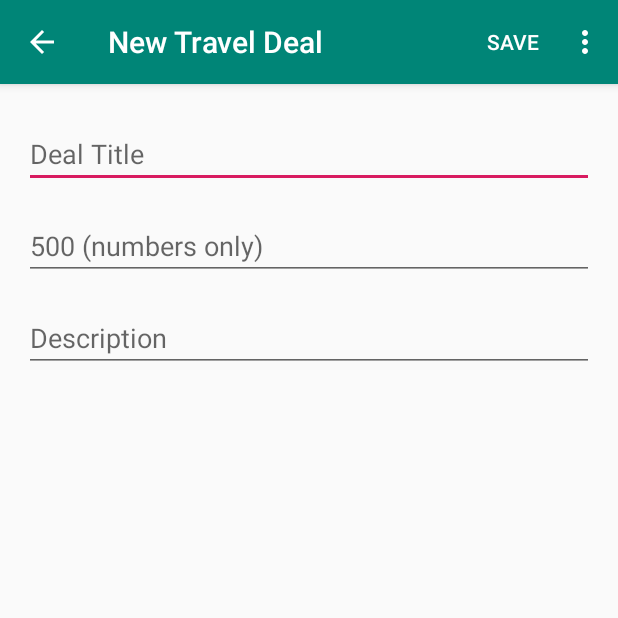
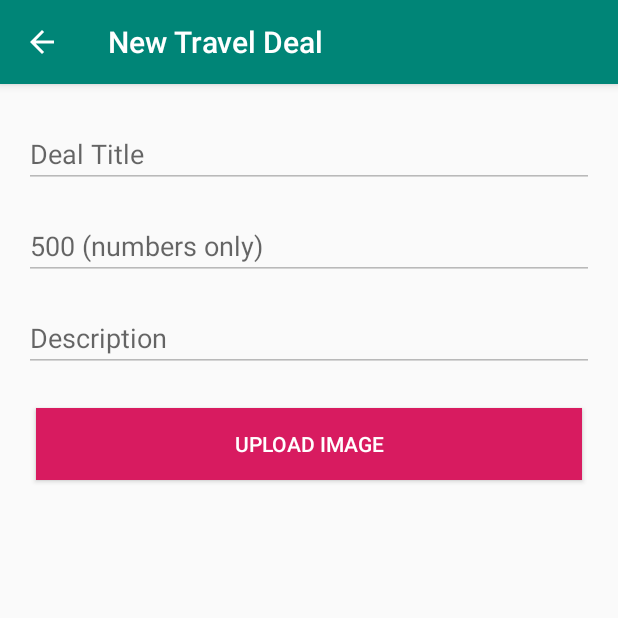
Before and after one commit to rikongha/Travelmantics, an Android app: the DealActivity screen opened directly, with no data from a screen before it, on a phone screen of 412 x 824 dp, the top half of it. Run offline under Robolectric (Android 15) with nearby library versions, the phone set to English and light mode, and no system bars; our stand-ins replace Firebase (no records; nobody signed in at launch, a user with empty details on screens opened directly), Picasso; libraries missing offline, so code that uses them is left out: com.firebase.ui.

Commit message:
fixes all app issues

```diff
--- a/app/build.gradle
+++ b/app/build.gradle
@@ -31,6 +31,9 @@ dependencies {
     implementation 'com.google.firebase:firebase-database:18.0.1'
     implementation 'androidx.recyclerview:recyclerview:1.0.0'
     implementation 'com.firebaseui:firebase-ui-auth:4.3.1'
+    implementation 'com.google.firebase:firebase-auth:18.1.0'
+    implementation 'com.google.firebase:firebase-storage:18.1.1'
+    implementation 'com.squareup.picasso:picasso:2.71828'
 }
 
 //manually added plugins
--- a/app/src/main/AndroidManifest.xml
+++ b/app/src/main/AndroidManifest.xml
@@ -20,6 +20,7 @@
         </activity>
         <activity
             android:name=".DealActivity"
+            android:screenOrientation="portrait"
             android:parentActivityName=".ListActivity"
             android:label="@string/new_travel_deal"
             tools:targetApi="jelly_bean">
--- a/app/src/main/java/com/leroi/travelmantics/DealActivity.java
+++ b/app/src/main/java/com/leroi/travelmantics/DealActivity.java
@@ -1,28 +1,44 @@
 package com.leroi.travelmantics;
 
 import android.content.Intent;
+import android.content.res.Resources;
+import android.net.Uri;
 import android.os.Bundle;
 import android.view.Menu;
 import android.view.MenuInflater;
 import android.view.MenuItem;
+import android.view.View;
+import android.widget.Button;
 import android.widget.EditText;
+import android.widget.ImageView;
 import android.widget.Toast;
 
 import androidx.annotation.NonNull;
+import androidx.annotation.Nullable;
 import androidx.appcompat.app.AppCompatActivity;
 
+import com.google.android.gms.tasks.Continuation;
+import com.google.android.gms.tasks.OnCompleteListener;
+import com.google.android.gms.tasks.Task;
 import com.google.firebase.database.DatabaseReference;
 import com.google.firebase.database.FirebaseDatabase;
+import com.google.firebase.storage.StorageReference;
+import com.google.firebase.storage.UploadTask;
 import com.leroi.travelmantics.model.TravelDeal;
 import com.leroi.travelmantics.utils.FirebaseUtil;
+import com.squareup.picasso.Picasso;
+
+import java.util.Objects;
 
 public class DealActivity extends AppCompatActivity {
     private FirebaseDatabase mFirebaseDatabase;
     private DatabaseReference mDatabaseReference;
-    EditText mTextTitle;
-    EditText mPrice;
-    EditText mDescription;
+    EditText textTitle;
+    EditText price;
+    EditText description;
     TravelDeal deal;
+    ImageView dealImage;
+    private static final int PICTURE_REQUEST_CODE = 42;
 
     @Override
     protected void onCreate(Bundle savedInstanceState) {
@@ -31,24 +47,46 @@ public class DealActivity extends AppCompatActivity {
         FirebaseUtil.openFbReference("traveldeals", this);
         mFirebaseDatabase = FirebaseUtil.sFirebaseDatabase;
         mDatabaseReference = FirebaseUtil.sDatabaseReference;
-        mTextTitle = findViewById(R.id.text_insert_title);
-        mPrice = findViewById(R.id.text_insert_price);
-        mDescription = findViewById(R.id.text_insert_description);
+        textTitle = findViewById(R.id.text_insert_title);
+        price = findViewById(R.id.text_insert_price);
+        description = findViewById(R.id.text_insert_description);
+        dealImage = findViewById(R.id.image_deal_photo);
         Intent intent = getIntent();
         TravelDeal deal = (TravelDeal) intent.getSerializableExtra("Deal");
         if (deal == null) {
             deal = new TravelDeal();
         }
         this.deal = deal;
-        mTextTitle.setText(deal.getTitle());
-        mDescription.setText(deal.getDescription());
-        mPrice.setText(deal.getPrice());
+        textTitle.setText(deal.getTitle());
+        description.setText(deal.getDescription());
+        price.setText(deal.getPrice());
+        showImage(deal.getImageUrl());
+        Button btnUploadImage = findViewById(R.id.btn_deal_upload_image);
+        btnUploadImage.setOnClickListener(new View.OnClickListener() {
+            @Override
+            public void onClick(View view) {
+                Intent intent = new Intent(Intent.ACTION_GET_CONTENT);
+                intent.setType("image/*"); //accepts any image format
+                intent.putExtra(Intent.EXTRA_LOCAL_ONLY, true);
+                startActivityForResult(intent.createChooser(intent,
+                        "Upload photo using"), PICTURE_REQUEST_CODE);
+            }
+        });
     }
 
     @Override
     public boolean onCreateOptionsMenu(Menu menu) {
         MenuInflater inflater = getMenuInflater();
         inflater.inflate(R.menu.menu_deal_activity, menu);
+        if (FirebaseUtil.isAdmin) {
+            menu.findItem(R.id.menu_item_delete).setVisible(true);
+            menu.findItem(R.id.menu_item_save).setVisible(true);
+            enableEditText(true);
+        } else {
+            menu.findItem(R.id.menu_item_delete).setVisible(false);
+            menu.findItem(R.id.menu_item_save).setVisible(false);
+            enableEditText(false);
+        }
         return true;
     }
 
@@ -70,24 +108,49 @@ public class DealActivity extends AppCompatActivity {
         }
     }
 
+    @Override
+    protected void onActivityResult(int requestCode, int resultCode, @Nullable Intent data) {
+        super.onActivityResult(requestCode, resultCode, data);
+        if (requestCode == PICTURE_REQUEST_CODE && resultCode == RESULT_OK && data != null) {
+            Uri imageUri = data.getData();
+            final StorageReference reference = FirebaseUtil.sStorageReference
+                    .child(Objects.requireNonNull(imageUri).getLastPathSegment());
+            reference.putFile(imageUri).continueWithTask(new Continuation<UploadTask.TaskSnapshot, Task<Uri>>() {
+                @Override
+                public Task<Uri> then(@NonNull Task<UploadTask.TaskSnapshot> task) throws Exception {
+                    return reference.getDownloadUrl();
+                }
+            }).addOnCompleteListener(new OnCompleteListener<Uri>() {
+                @Override
+                public void onComplete(@NonNull Task<Uri> task) {
+                    if (task.isSuccessful()) {
+                        Uri downloadUrl = task.getResult();
+                        if (downloadUrl != null) deal.setImageUrl(downloadUrl.toString());
+                        showImage(deal.getImageUrl());
+                    }
+                }
+            });
+        }
+    }
+
     /*
      * Clears texts fields after push
      */
     private void clean() {
-        mTextTitle.getText().clear();
-        mPrice.getText().clear();
-        mDescription.getText().clear();
+        textTitle.getText().clear();
+        price.getText().clear();
+        description.getText().clear();
     }
 
     /*
      * Pushes data to firebase db
      */
     private void saveDeals() {
-        deal.setTitle(mTextTitle.getText().toString());
-        deal.setPrice(mPrice.getText().toString());
-        deal.setDescription(mDescription.getText().toString());
+        deal.setTitle(textTitle.getText().toString());
+        deal.setPrice(price.getText().toString());
+        deal.setDescription(description.getText().toString());
 //        TravelDeal deal = new TravelDeal(title, description, price, "");
-        if(deal.getId() == null) {
+        if (deal.getId() == null) {
             mDatabaseReference.push().setValue(deal);
         } else {
             mDatabaseReference.child(deal.getId()).setValue(deal);
@@ -106,4 +169,21 @@ public class DealActivity extends AppCompatActivity {
         Intent intent = new Intent(this, ListActivity.class);
         startActivity(intent);
     }
+
+    private void enableEditText(boolean isEnabled) {
+        textTitle.setEnabled(isEnabled);
+        description.setEnabled(isEnabled);
+        price.setEnabled(isEnabled);
+    }
+
+    private void showImage(String url) {
+        if (url != null && !url.isEmpty()) {
+            int width = Resources.getSystem().getDisplayMetrics().widthPixels;
+            Picasso.get()
+                    .load(url)
+                    .resize(width, width*2/3)
+                    .centerCrop()
+                    .into(dealImage);
+        }
+    }
 }
--- a/app/src/main/res/layout/activity_deal.xml
+++ b/app/src/main/res/layout/activity_deal.xml
@@ -41,4 +41,27 @@
         android:hint="@string/hint_description"
         app:layout_constraintTop_toBottomOf="@+id/text_insert_price"
         tools:layout_editor_absoluteX="189dp" />
+
+    <Button
+        android:id="@+id/btn_deal_upload_image"
+        android:layout_width="match_parent"
+        android:layout_height="wrap_content"
+        android:layout_margin="@dimen/margin_24dp"
+        android:background="@color/colorAccent"
+        android:text="@string/upload_image"
+        android:textColor="@color/common_google_signin_btn_text_dark"
+        app:layout_constraintEnd_toEndOf="@+id/text_insert_description"
+        app:layout_constraintStart_toStartOf="@+id/text_insert_description"
+        app:layout_constraintTop_toBottomOf="@+id/text_insert_description" />
+
+    <ImageView
+        android:id="@+id/image_deal_photo"
+        android:layout_width="wrap_content"
+        android:layout_height="wrap_content"
+        android:layout_margin="@dimen/margin_24dp"
+        app:layout_constraintBottom_toBottomOf="parent"
+        app:layout_constraintEnd_toEndOf="parent"
+        app:layout_constraintStart_toStartOf="parent"
+        app:layout_constraintTop_toBottomOf="@+id/btn_deal_upload_image"
+        tools:srcCompat="@android:drawable/screen_background_dark_transparent" />
 </androidx.constraintlayout.widget.ConstraintLayout>
--- a/app/src/main/res/menu/menu_list_activity_insert.xml
+++ b/app/src/main/res/menu/menu_list_activity.xml
@@ -2,7 +2,11 @@
 <menu xmlns:android="http://schemas.android.com/apk/res/android"
     xmlns:app="http://schemas.android.com/apk/res-auto">
     <item
-        android:id="@+id/insert_menu"
+        android:id="@+id/menu_list_item_insert"
         android:title="New Travel Deal"
         app:showAsAction="never"/>
+    <item
+        android:id="@+id/menu_list_item_logout"
+        android:title="@string/logout"
+        app:showAsAction="never"/>
 </menu>
--- a/app/src/main/res/values/strings.xml
+++ b/app/src/main/res/values/strings.xml
@@ -6,4 +6,6 @@
     <string name="save">save</string>
     <string name="new_travel_deal">New Travel Deal</string>
     <string name="delete">Delete</string>
+    <string name="logout">Logout</string>
+    <string name="upload_image">Upload Image</string>
 </resources>
```
Also changed, not shown: app/src/main/java/com/leroi/travelmantics/ListActivity.java (+34 -44 lines), app/src/main/java/com/leroi/travelmantics/adapter/DealAdapter.java (+17 -1 lines), app/src/main/java/com/leroi/travelmantics/utils/FirebaseUtil.java (+58 -2 lines), 1 other file.
